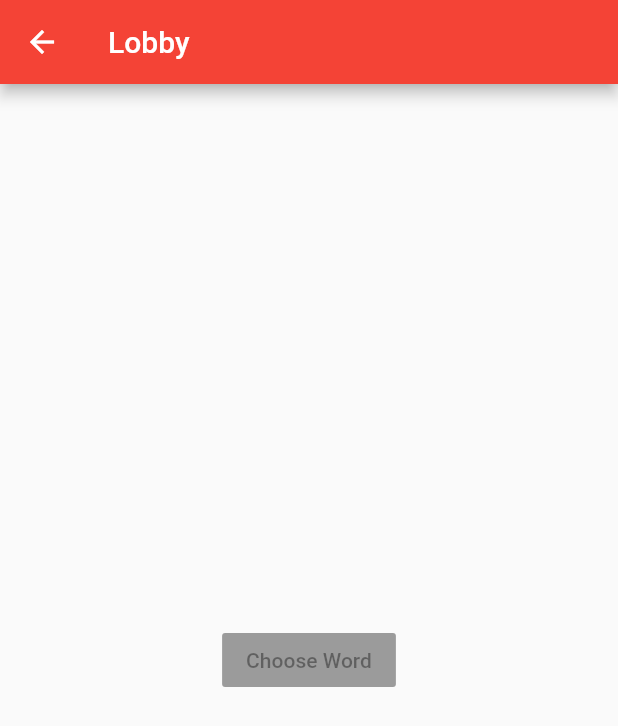
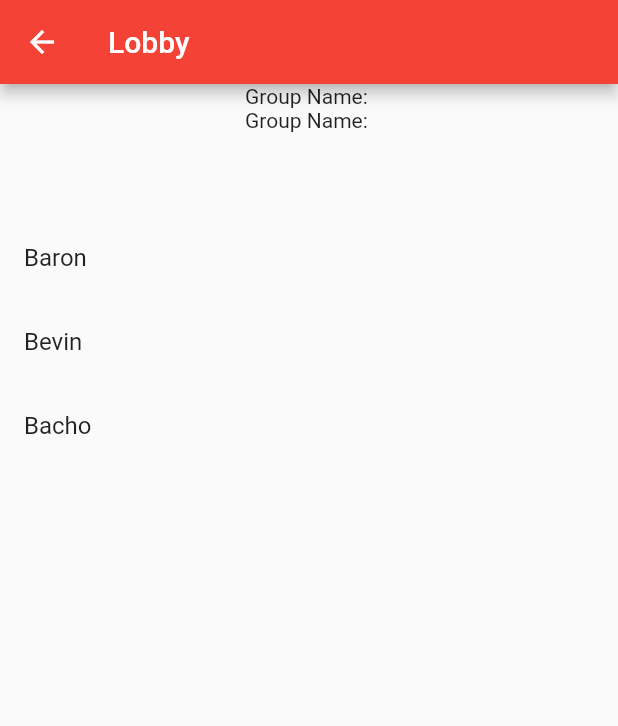
Before and after one commit to nachiketingle/new_hack_who_this, a Flutter app: the Lobby screen opened by its route, on a phone screen of 412 x 824 dp. Shown: the top 726 px of the screen. Run offline on Flutter 3.47's test engine with Material 2 defaults, Android fonts, the phone set to English and light mode, and no system bars; accounts and stored records are empty.

Commit message:
Added Lobby Insert animation

```diff
--- a/lib/Models/User.dart
+++ b/lib/Models/User.dart
@@ -3,9 +3,13 @@ import 'package:flutter/cupertino.dart';
 class User {
 
   String name;
+  String groupName;
   String accessCode;
   bool isHost;
+  static User currUser;
 
-  User({@required this.name, @required this.accessCode, @required this.isHost});
+  User({@required this.name, @required this.groupName, @required this.accessCode, this.isHost:false});
+
+  User.min({@required this.name});
 
 }
--- a/lib/Pages/Lobby.dart
+++ b/lib/Pages/Lobby.dart
@@ -1,4 +1,6 @@
 import 'package:flutter/material.dart';
+import 'dart:async';
+import 'package:new_hack_who_this/Models/User.dart';
 
 class Lobby extends StatefulWidget {
 
@@ -6,17 +8,88 @@ class Lobby extends StatefulWidget {
 }
 
 class _LobbyState extends State<Lobby> {
+
+  User _user;
+  bool _loaded = false;
+  List<User> _userList = List();
+  final GlobalKey<AnimatedListState> _animatedListKey = GlobalKey();
+
+  void _startSketching() {
+    Navigator.of(context).pushNamed('/chooseWord');
+  }
+
+  void _loadUsers() async {
+    Timer(Duration(milliseconds: 500),() => null);
+    int origLength = _userList.length;
+    _userList.add(_user);
+    _userList.add(User.min(name: "Baron"));
+    _userList.add(User.min(name: "Bevin"));
+    _userList.add(User.min(name: "Bacho"));
+
+    await Future.delayed(Duration(seconds: 1));
+
+    for(int i = origLength; i < _userList.length; i++) {
+      _animatedListKey.currentState.insertItem(i, duration: Duration(milliseconds: 500));
+    }
+
+  }
+
+  List<User> _sortUsers() {
+    _userList.sort();
+    return _userList;
+  }
+
+  Widget _userBuilder(User user, int index, BuildContext context, Animation<double> animation) {
+    return SizeTransition(
+      key: ValueKey<int>(index),
+      sizeFactor: animation,
+      child: ListTile(
+        title: Text(_userList[index].name),
+      ),
+    );
+  }
+
+  @override
+  void initState() {
+    super.initState();
+    //_loadUsers();
+  }
+
   @override
   Widget build(BuildContext context) {
+
+    if(!_loaded) {
+      _loaded = true;
+      _user = ModalRoute.of(context).settings.arguments;
+      _loadUsers();
+    }
+
     return Scaffold(
       appBar: AppBar(
         title: Text("Lobby"),
       ),
       body: Center(
-        child: RaisedButton(
-          child: Text("Choose Word"),
-        ),
+        child: Column(
+          children: <Widget>[
+            Text("Group Name: ${_user.groupName}"),
+            Text("Group Name: ${_user.accessCode}"),
+            Expanded(
+              child: AnimatedList(
+                key: _animatedListKey,
+                shrinkWrap: true,
+                initialItemCount: 0,
+                itemBuilder: (context, index, animation) {
+                  return _userBuilder(_userList[index], index, context, animation);
+                },
+              ),
+            ),
+          ],
+        )
       ),
+      floatingActionButton: _user.isHost ? FloatingActionButton.extended(
+        label: Text("Start"),
+        onPressed: _startSketching,
+      ) : Container(),
     );
   }
 }
```
Also changed, not shown: lib/Pages/ChooseWord.dart (+8 -3 lines), lib/Pages/CreateGroup.dart (+59 -4 lines), lib/Pages/Home.dart (+9 -1 lines), lib/Pages/JoinGroup.dart (+58 -4 lines).
